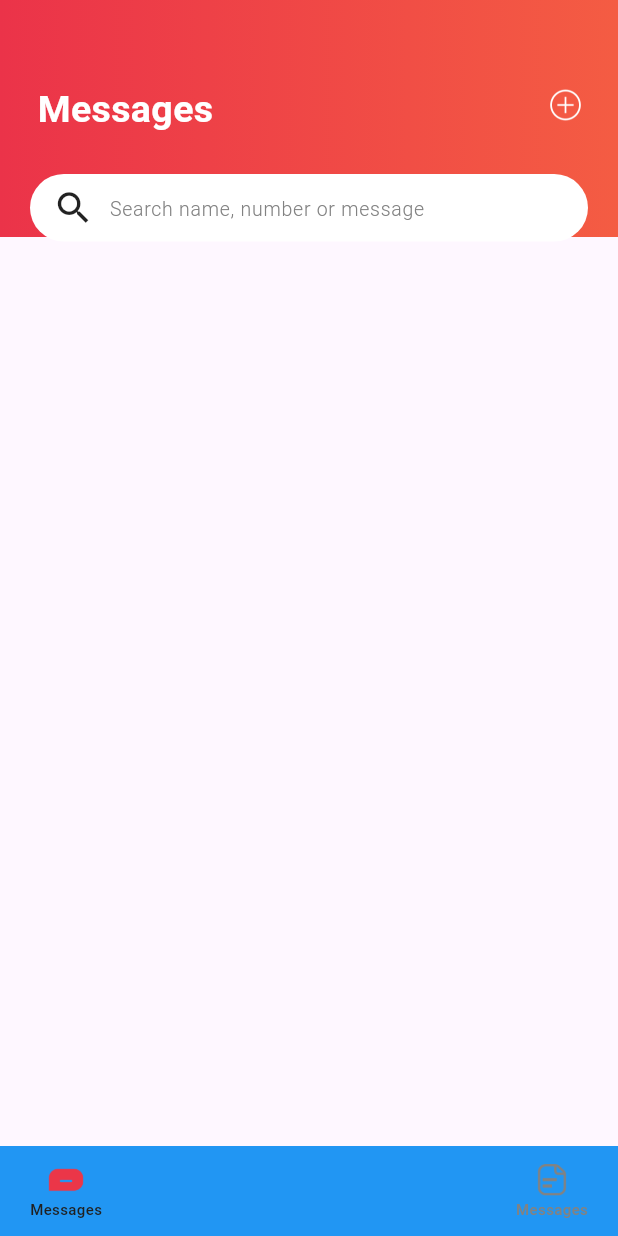
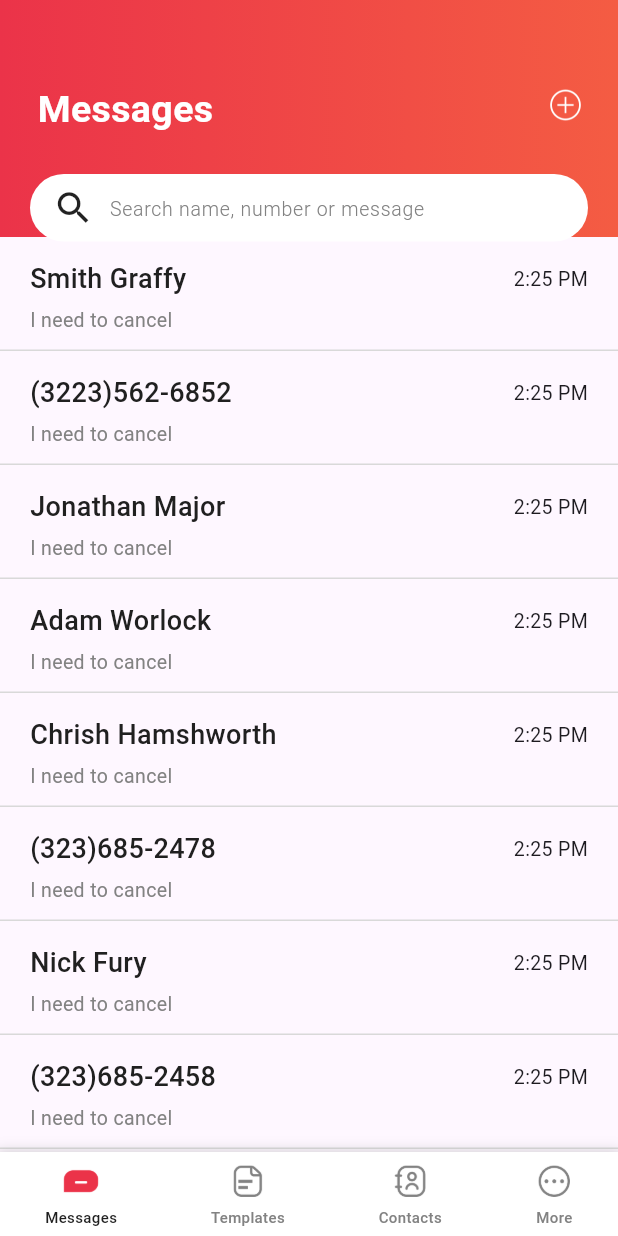
Before and after one commit to shivanisharma2003/reservision_flutter, a Flutter app: the BottomNavigationbarScreen screen opened directly, on a phone screen of 412 x 824 dp. Run offline on Flutter 3.47's test engine with Material 3 defaults, Android fonts, the phone set to English and light mode, and no system bars.

Commit message:
30 April

```diff
--- a/first_project/lib/main.dart
+++ b/first_project/lib/main.dart
@@ -4,6 +4,7 @@ import 'package:flutter/material.dart';
 
 void main() {
 
+  WidgetsFlutterBinding.ensureInitialized();
   // Changes by shivani
   runApp(const MyApp());
 }
--- a/first_project/lib/util/assets_images/assetsImages.dart
+++ b/first_project/lib/util/assets_images/assetsImages.dart
@@ -2,8 +2,9 @@ import 'package:flutter/material.dart';
 class AssetsImages{
   static String  splashScreen_img="assets/images/Rectangle513.png";
   static String googlelogo_img= "assets/images/Google.png";
-  static String appbar_icon="assets/images/appbar_icon.png";
-
-
-
+  static String appbar_img="assets/images/appbar_icon.png";
+ static String message_img= "assets/images/Chat_Active.png";
+ static String templates_img="assets/images/mage_file.png";
+static String contacts_img="assets/images/mage_contact-book.png";
+static String more_img="assets/images/fluent_more-circle-24-regular.png";
 }
--- a/first_project/lib/util/const_Color/constColor.dart
+++ b/first_project/lib/util/const_Color/constColor.dart
@@ -7,4 +7,6 @@ class ConstColor {
  //static Color LinearGradient_Color = const Color();
   static Color white_Color=const Color(0xFFFFFFFF);
   static Color bordertextField_Color=const Color(0xFFC7C7C7);
+  static Color bottomNavigationBar_Color=const Color(0xFFDFDFDF);
+  static Color ContainerBottom_Color=const Color(0xFFD9D9D9);
 }
--- a/first_project/lib/util/const_String/constString.dart
+++ b/first_project/lib/util/const_String/constString.dart
@@ -14,12 +14,12 @@ class ConstString{
  static const google_tex="Google";
  static const messages_tex="Messages";
  static const customAleart_title="Alert";
- static const emailPasswordIsEmpty_description="Please Fill All The Required Detail";
- static const emailEmpty_description="Please Enter Your EmailAddress";
- static const validEmail_description="Please Enter Valid EmailAddress";
- static const passwordEmpty_description="Please Enter Your Password";
- static const validPassword_description="Please Enter minimum eight characters, at least one uppercase letter, one lowercase letter, one number and one special character:";
+ static const emailEmpty_description="Please enter your emailAddress";
+ static const validEmail_description="Please enter valid emailAddress";
+ static const passwordEmpty_description="Please enter your password";
+ static const validPassword_description="Please enter minimum eight characters, at least one uppercase letter, one lowercase letter, one number and one special character:";
  static const templates_tex="Templates";
  static const contacts_tex="Contacts";
  static const more_tex="More";
+
 }
--- a/first_project/lib/viewer/bottomNavigationbar_Screen/bottomNavigationbarScreen.dart
+++ b/first_project/lib/viewer/bottomNavigationbar_Screen/bottomNavigationbarScreen.dart
@@ -1,52 +1,108 @@
 import 'package:first_project/util/const_String/constString.dart';
+import 'package:first_project/viewer/contacts_Screen/contactsScreen.dart';
 import 'package:first_project/viewer/messages_Screen/messagesScreen.dart';
+import 'package:first_project/viewer/more_Screen/moreScreen.dart';
+import 'package:first_project/viewer/templates_Screen/templatesScreen.dart';
+import 'package:flutter/cupertino.dart';
 import 'package:flutter/material.dart';
+import 'package:flutter/widgets.dart';
 
+import '../../util/assets_images/assetsImages.dart';
 import '../../util/const_Color/constColor.dart';
+
 class BottomNavigationbarScreen extends StatefulWidget {
   const BottomNavigationbarScreen({super.key});
-
   @override
-  State<BottomNavigationbarScreen> createState() => _BottomNavigationbarScreenState();
+  State<BottomNavigationbarScreen> createState() =>
+      _BottomNavigationbarScreenState();
 }
 
 class _BottomNavigationbarScreenState extends State<BottomNavigationbarScreen> {
   int pageIndex = 0;
 
+  final List<Widget> pages = [
+    const MessagesScreen(),
+    const TemplatesScreen(),
+    const ContactsScreen(),
+    const MoreScreen(),
+  ];
+
+  @override
+  void initState() {
+    super.initState();
+    WidgetsFlutterBinding.ensureInitialized();
+  }
+
   @override
   Widget build(BuildContext context) {
-    final List<Widget> pages = [
-      MessagesScreen(),
-    ];
     return Scaffold(
-        body:pages[pageIndex],
+      body: pages[pageIndex],
       bottomNavigationBar: navigationManager(),
-
     );
   }
-  navigationManager(){
-    return Container(
-      color: Colors.blue,
-      height: 60,
+  Widget navigationManager() {
+    return StatefulBuilder(
+        builder: (context, StateSetter setState) {
+          return Container(
+      decoration: BoxDecoration(
+        color: Colors.white,
+        borderRadius: BorderRadius.zero,
+        boxShadow: [
+          BoxShadow(
+            color: Colors.grey.withOpacity(0.5),
+            spreadRadius: 3,
+            blurRadius: 7,
+            offset: const Offset(0, 3), // changes position of shadow
+          ),
+        ],
+      ),
+      height: kBottomNavigationBarHeight,
       child: Padding(
-        padding: const EdgeInsets.only(left: 20,right: 20,top: 10),
-        child: Row(mainAxisAlignment: MainAxisAlignment.spaceBetween,
+        padding: const EdgeInsets.only(left: 30, right: 30, top: 7),
+        child: Row(
+          mainAxisAlignment: MainAxisAlignment.spaceBetween,
           children: [
-           Column(
-             children: [
-               Image.asset("assets/images/Chat_Active.png",height: 25,width: 25,),
-               Text(ConstString.messages_tex,style: TextStyle(fontSize: 10,fontWeight: FontWeight.w500,color:ConstColor.darkblack_Color),),
-             ],
-           ),
-            Column(
-              children: [
-                Image.asset("assets/images/mage_file.png",height: 25,width: 25,),
-                Text(ConstString.messages_tex,style: TextStyle(fontSize: 10,fontWeight: FontWeight.w500,color:ConstColor.lightblack_Color),),
-              ],
-            )
+
+            navBarItems(0, AssetsImages.message_img, ConstString.messages_tex),
+            navBarItems(1, AssetsImages.templates_img, ConstString.templates_tex),
+            navBarItems(2, AssetsImages.contacts_img, ConstString.contacts_tex),
+            navBarItems(3, AssetsImages.more_img, ConstString.more_tex),
+
           ],
         ),
       ),
     );
+        });
+  }
+
+  Widget navBarItems(int index,String imageName,msgText){
+    return GestureDetector(
+          onTap: () {
+            setState(() {
+              pageIndex = index;
+            });
+          },
+          child: Column(
+            children: [
+              Image.asset(
+                imageName,
+                height: 25,
+                width: 25,
+                color: pageIndex == index? ConstColor.orange_Color:ConstColor.lightblack_Color,
+              ),
+              const SizedBox(
+                height: 4,
+              ),
+              Text(
+                msgText,
+                style: TextStyle(
+                    fontSize: 10,
+                    fontWeight: FontWeight.w500,
+                    color: pageIndex==index ?ConstColor.darkblack_Color:ConstColor.lightblack_Color),
+              ),
+            ],
+          ),
+        );
+
   }
 }
--- /dev/null
+++ b/first_project/lib/viewer/contacts_Screen/contactsScreen.dart
@@ -0,0 +1,28 @@
+import 'package:flutter/material.dart';
+class ContactsScreen extends StatefulWidget {
+  const ContactsScreen({super.key});
+
+  @override
+  State<ContactsScreen> createState() => _ContactsScreenState();
+}
+
+class _ContactsScreenState extends State<ContactsScreen> {
+  @override
+  Widget build(BuildContext context) {
+    return Scaffold(
+      appBar: AppBar(
+
+      ),
+      body: Center(
+        child: Container(
+          height: 200,
+          width: 200,
+          color: Colors.indigo,
+          child: Center(
+            child: Text("ContactsScreen",style: TextStyle(fontSize: 20,fontWeight: FontWeight.w500,color: Colors.white),),
+          )
+        ),
+      ),
+    );
+  }
+}
--- a/first_project/lib/viewer/login_Screen/loginScreen.dart
+++ b/first_project/lib/viewer/login_Screen/loginScreen.dart
@@ -200,21 +200,7 @@ class _loginScreenState extends State<loginScreen> {
     );
   }
   bool validation(){
-    if (emailController.text.isEmpty &&
-        passwordController.text.isEmpty) {
-      showDialog(
-          context: context,
-          builder: (BuildContext context) {
-            return CustomAleartBox(
-                title: ConstString.customAleart_title,
-                description:
-                ConstString.emailPasswordIsEmpty_description,
-                image: "assets/images/mingcute_alert-line.png",
-                onTap: () {
-                  Navigator.pop(context);
-                });
-          });
-    } else if (emailController.text.isEmpty) {
+    if (emailController.text.isEmpty) {
       showDialog(
           context: context,
           builder: (BuildContext context) {
--- a/first_project/lib/viewer/messages_Screen/messagesScreen.dart
+++ b/first_project/lib/viewer/messages_Screen/messagesScreen.dart
@@ -1,47 +1,150 @@
+import 'package:flutter/cupertino.dart';
+import 'package:flutter/widgets.dart';
+
 import '../../util/assets_images/assetsImages.dart';
 import '../../util/const_Color/constColor.dart';
 import '../../util/const_String/constString.dart';
 import 'package:first_project/CustomViewer/custom_Class/customClass.dart';
 import 'package:flutter/material.dart';
+
 class MessagesScreen extends StatefulWidget {
   const MessagesScreen({super.key});
+
   @override
   State<MessagesScreen> createState() => _MessagesScreenState();
 }
+
 class _MessagesScreenState extends State<MessagesScreen> {
+  var listOfMessages = [
+    "Smith Graffy",
+    "(3223)562-6852",
+    "Jonathan Major",
+    "Adam Worlock",
+    "Chrish Hamshworth",
+    "(323)685-2478",
+    "Nick Fury",
+    "(323)685-2458"
+  ];
+
+  @override
+  void initState() {
+    // TODO: implement initState
+    super.initState();
+    WidgetsFlutterBinding.ensureInitialized();
+  }
+
   @override
   Widget build(BuildContext context) {
     return Scaffold(
       appBar: AppBar(
         automaticallyImplyLeading: false,
-          toolbarHeight: 158,
-        flexibleSpace: Container(
-          decoration: BoxDecoration(
-            gradient: LinearGradient(
-              colors: [
-                Color(0xFFEB3349),
-                Color(0xFFF45C43),
-              ]
+        toolbarHeight: 158,
+        flexibleSpace: appBarContent(),
+      ),
+      body: SingleChildScrollView(
+        child: Column(
+          children: [
+            ListView.builder(
+              shrinkWrap: true,
+              physics: const NeverScrollableScrollPhysics(),
+              itemCount: listOfMessages.length,
+              itemBuilder: (context, index) {
+                return listItem(index);
+              },
+            ),
+          ],
+        ),
+      ),
+    );
+  }
+
+  Widget appBarContent() {
+    return Container(
+      decoration: const BoxDecoration(
+        gradient: LinearGradient(colors: [
+          Color(0xFFEB3349),
+          Color(0xFFF45C43),
+        ]),
+      ),
+      child: Column(
+        crossAxisAlignment: CrossAxisAlignment.start,
+        children: [
+          Padding(
+            padding: const EdgeInsets.only(left: 25, top: 55, right: 20),
+            child: Row(
+              crossAxisAlignment: CrossAxisAlignment.start,
+              mainAxisAlignment: MainAxisAlignment.spaceBetween,
+              children: [
+                Text(
+                  ConstString.messages_tex,
+                  style: TextStyle(
+                      fontSize: 25,
+                      fontWeight: FontWeight.w600,
+                      color: ConstColor.white_Color),
+                ),
+                Image.asset(
+                  AssetsImages.appbar_img,
+                  width: 30,
+                  height: 30,
+                )
+              ],
             ),
           ),
-          child: Column(crossAxisAlignment: CrossAxisAlignment.start,
+          const SizedBox(
+            height: 25,
+          ),
+          CustomClass.customSearchBox(
+              const Icon(
+                Icons.search,
+                size: 28,
+              ),
+              "Search name, number or message"),
+        ],
+      ),
+    );
+  }
+
+  Widget listItem(int index){
+    return Container(
+      decoration: BoxDecoration(
+        border: Border(
+          bottom: BorderSide(
+              width: 1, color: ConstColor.ContainerBottom_Color),
+        ),
+      ),
+      padding: const EdgeInsets.only(left: 20, right: 20, top: 15,bottom: 10),
+      child: Column(
+        crossAxisAlignment: CrossAxisAlignment.start,
+        children: [
+          Row(
+            mainAxisAlignment: MainAxisAlignment.spaceBetween,
             children: [
-              Padding(
-                padding: const EdgeInsets.only(left: 25,top: 55,right: 20),
-                child: Row(crossAxisAlignment: CrossAxisAlignment.start,
-                  mainAxisAlignment: MainAxisAlignment.spaceBetween,
-                  children: [
-                    Text(ConstString.messages_tex,style: TextStyle(fontSize:25,fontWeight: FontWeight.w600,color: ConstColor.white_Color),
-                    ),
-                    Image.asset(AssetsImages.appbar_icon,width: 30,height: 30,)
-                  ],
+              Text(
+                listOfMessages[index],
+                style: TextStyle(
+                    fontSize: 18,
+                    fontWeight: FontWeight.w500,
+                    color: ConstColor.darkblack_Color),
+              ),
+              const Text(
+                "2:25 PM",
+                style: TextStyle(
+                  fontSize: 13,
                 ),
               ),
-              SizedBox(height: 25,),
-              CustomClass.customSearchBox(Icon(Icons.search,size: 28,), "Search name, number or message"),
             ],
           ),
-    ),
+          const SizedBox(
+            height: 5,
+          ),
+          Text(
+            "I need to cancel",
+            style: TextStyle(
+                fontSize: 13,
+                fontWeight: FontWeight.w400,
+                color: ConstColor.lightblack_Color),
+          ),
+        ],
       ),
     );
   }
--- /dev/null
+++ b/first_project/lib/viewer/more_Screen/moreScreen.dart
@@ -0,0 +1,28 @@
+import 'package:flutter/material.dart';
+class MoreScreen extends StatefulWidget {
+  const MoreScreen({super.key});
+
+  @override
+  State<MoreScreen> createState() => _MoreScreenState();
+}
+
+class _MoreScreenState extends State<MoreScreen> {
+  @override
+  Widget build(BuildContext context) {
+    return Scaffold(
+      appBar: AppBar(
+
+      ),
+      body: Center(
+        child: Container(
+          height: 200,
+          width: 200,
+          color: Colors.blue,
+          child: Center(
+            child: Text("MoreScreen"),
+          ),
+        ),
+      ),
+    );
+  }
+}
--- a/first_project/lib/viewer/templates_Screen/templatesScreen.dart
+++ b/first_project/lib/viewer/templates_Screen/templatesScreen.dart
@@ -12,8 +12,13 @@ class _TemplatesScreenState extends State<TemplatesScreen> {
     return Scaffold(
       appBar: AppBar(
       ),
-      body:Container(
-        child: Text('Templates Screen'),
+      body:Center(
+        child: Container(
+          height: 300,
+          width: 300,
+          color: Colors.blue,
+          child: Center(child: Text('Templates Screen')),
+        ),
       ),
     );
   }
```
Also changed, not shown: first_project/lib/CustomViewer/custom_Class/customClass.dart (+8 -11 lines), first_project/assets/images/Ellipse.png (added).
